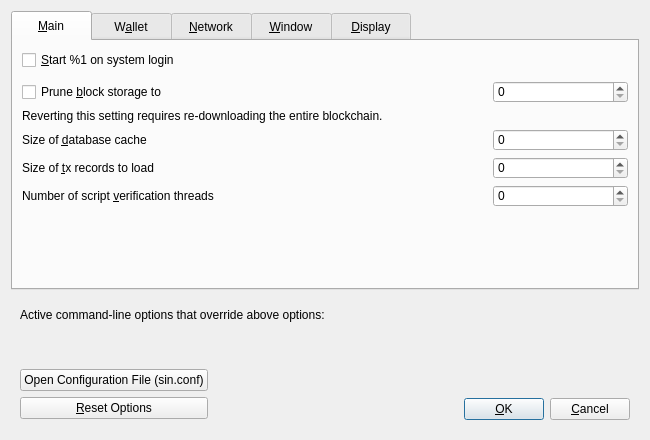
Before: the Qt Designer form src/qt/forms/optionsdialog.ui in hardwarewise/SIN-core, drawn with Qt 5.
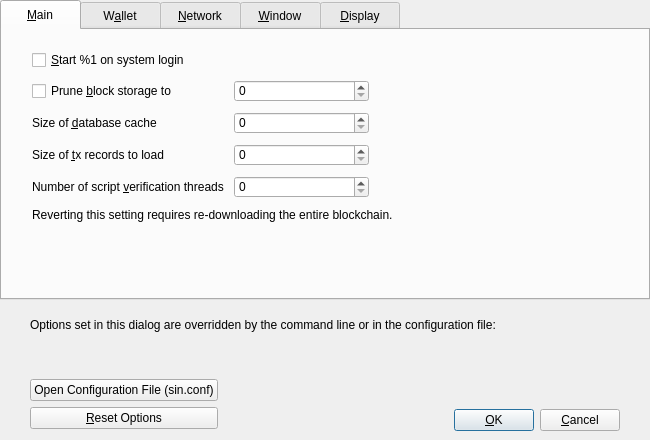
After: the same form once the commit is applied. Custom widgets are drawn as their Qt base class.

Diff of the .ui file:
```diff
--- a/src/qt/forms/optionsdialog.ui
+++ b/src/qt/forms/optionsdialog.ui
@@ -32,6 +32,18 @@
    <bool>true</bool>
   </property>
   <layout class="QVBoxLayout" name="verticalLayout">
+   <property name="leftMargin">
+    <number>0</number>
+   </property>
+   <property name="topMargin">
+    <number>0</number>
+   </property>
+   <property name="rightMargin">
+    <number>0</number>
+   </property>
+   <property name="bottomMargin">
+    <number>0</number>
+   </property>
    <item>
     <widget class="QTabWidget" name="tabWidget">
      <property name="styleSheet">
@@ -45,6 +57,21 @@
        <string>&amp;Main</string>
       </attribute>
       <layout class="QVBoxLayout" name="verticalLayout_Main">
+       <property name="spacing">
+        <number>10</number>
+       </property>
+       <property name="leftMargin">
+        <number>30</number>
+       </property>
+       <property name="topMargin">
+        <number>20</number>
+       </property>
+       <property name="rightMargin">
+        <number>30</number>
+       </property>
+       <property name="bottomMargin">
+        <number>20</number>
+       </property>
        <item>
         <widget class="QCheckBox" name="sinAtStartup">
          <property name="toolTip">
@@ -59,21 +86,119 @@
         </widget>
        </item>
        <item>
-        <spacer name="horizontalSpacer_0_Main">
-         <property name="orientation">
-          <enum>Qt::Horizontal</enum>
-         </property>
-         <property name="sizeHint" stdset="0">
-          <size>
-           <width>40</width>
-           <height>5</height>
-          </size>
-         </property>
-        </spacer>
-       </item>
-       <item>
-        <layout class="QHBoxLayout" name="horizontalLayout_Main_Prune">
-         <item>
+        <layout class="QGridLayout" name="gridLayout_3">
+         <item row="2" column="1">
+          <layout class="QHBoxLayout" name="horizontalLayout_3_Main">
+           <item>
+            <widget class="QSpinBox" name="recordsToLoad">
+             <property name="minimumSize">
+              <size>
+               <width>135</width>
+               <height>0</height>
+              </size>
+             </property>
+            </widget>
+           </item>
+           <item>
+            <spacer name="horizontalSpacer_2_Main">
+             <property name="orientation">
+              <enum>Qt::Horizontal</enum>
+             </property>
+             <property name="sizeHint" stdset="0">
+              <size>
+               <width>40</width>
+               <height>20</height>
+              </size>
+             </property>
+            </spacer>
+           </item>
+          </layout>
+         </item>
+         <item row="1" column="1">
+          <layout class="QHBoxLayout" name="horizontalLayout_2_Main">
+           <item>
+            <widget class="QSpinBox" name="databaseCache">
+             <property name="minimumSize">
+              <size>
+               <width>135</width>
+               <height>0</height>
+              </size>
+             </property>
+            </widget>
+           </item>
+           <item>
+            <spacer name="horizontalSpacer_2_Main">
+             <property name="orientation">
+              <enum>Qt::Horizontal</enum>
+             </property>
+             <property name="sizeHint" stdset="0">
+              <size>
+               <width>40</width>
+               <height>20</height>
+              </size>
+             </property>
+            </spacer>
+           </item>
+          </layout>
+         </item>
+         <item row="3" column="1">
+          <layout class="QHBoxLayout" name="horizontalLayout_Main_VerifyLabel">
+           <item>
+            <widget class="QSpinBox" name="threadsScriptVerif">
+             <property name="minimumSize">
+              <size>
+               <width>135</width>
+               <height>0</height>
+              </size>
+             </property>
+             <property name="toolTip">
+              <string>(0 = auto, &lt;0 = leave that many cores free)</string>
+             </property>
+            </widget>
+           </item>
+           <item>
+            <spacer name="horizontalSpacer_Main_Threads">
+             <property name="orientation">
+              <enum>Qt::Horizontal</enum>
+             </property>
+             <property name="sizeHint" stdset="0">
+              <size>
+               <width>40</width>
+               <height>20</height>
+              </size>
+             </property>
+            </spacer>
+           </item>
+          </layout>
+         </item>
+         <item row="0" column="1">
+          <layout class="QHBoxLayout" name="horizontalLayout_Main_Prune">
+           <item>
+            <widget class="QSpinBox" name="pruneSize">
+             <property name="minimumSize">
+              <size>
+               <width>135</width>
+               <height>0</height>
+              </size>
+             </property>
+            </widget>
+           </item>
+           <item>
+            <spacer name="horizontalSpacer_Main_Prune">
+             <property name="orientation">
+              <enum>Qt::Horizontal</enum>
+             </property>
+             <property name="sizeHint" stdset="0">
+              <size>
+               <width>40</width>
+               <height>20</height>
+              </size>
+             </property>
+            </spacer>
+           </item>
+          </layout>
+         </item>
+         <item row="0" column="0">
           <widget class="QCheckBox" name="prune">
            <property name="toolTip">
             <string>Disables some advanced features but all blocks will still be fully validated. Reverting this setting requires re-downloading the entire blockchain. Actual disk usage may be somewhat higher.</string>
@@ -83,44 +208,7 @@
            </property>
           </widget>
          </item>
-         <item>
-          <spacer name="horizontalSpacer_Main_Prune">
-           <property name="orientation">
-            <enum>Qt::Horizontal</enum>
-           </property>
-           <property name="sizeHint" stdset="0">
-            <size>
-             <width>40</width>
-             <height>20</height>
-            </size>
-           </property>
-          </spacer>
-         </item>
-         <item>
-          <widget class="QSpinBox" name="pruneSize">
-           <property name="minimumSize">
-            <size>
-             <width>135</width>
-             <height>0</height>
-            </size>
-           </property>
-          </widget>
-         </item>
-        </layout>
-       </item>
-       <item>
-        <widget class="QLabel" name="pruneWarning">
-         <property name="text">
-          <string>Reverting this setting requires re-downloading the entire blockchain.</string>
-         </property>
-         <property name="textFormat">
-          <enum>Qt::PlainText</enum>
-         </property>
-        </widget>
-       </item>
-       <item>
-        <layout class="QHBoxLayout" name="horizontalLayout_2_Main">
-         <item>
+         <item row="1" column="0">
           <widget class="QLabel" name="databaseCacheLabel">
            <property name="text">
             <string>Size of &amp;database cache</string>
@@ -133,34 +221,7 @@
            </property>
           </widget>
          </item>
-         <item>
-          <spacer name="horizontalSpacer_2_Main">
-           <property name="orientation">
-            <enum>Qt::Horizontal</enum>
-           </property>
-           <property name="sizeHint" stdset="0">
-            <size>
-             <width>40</width>
-             <height>20</height>
-            </size>
-           </property>
-          </spacer>
-         </item>
-         <item>
-          <widget class="QSpinBox" name="databaseCache">
-           <property name="minimumSize">
-            <size>
-             <width>135</width>
-             <height>0</height>
-            </size>
-           </property>
-          </widget>
-         </item>
-        </layout>
-       </item>
-       <item>
-        <layout class="QHBoxLayout" name="horizontalLayout_3_Main">
-         <item>
+         <item row="2" column="0">
           <widget class="QLabel" name="recordsToLoadLabel">
            <property name="text">
             <string>Size of &amp;tx records to load</string>
@@ -173,34 +234,7 @@
            </property>
           </widget>
          </item>
-         <item>
-          <spacer name="horizontalSpacer_2_Main">
-           <property name="orientation">
-            <enum>Qt::Horizontal</enum>
-           </property>
-           <property name="sizeHint" stdset="0">
-            <size>
-             <width>40</width>
-             <height>20</height>
-            </size>
-           </property>
-          </spacer>
-         </item>
-         <item>
-          <widget class="QSpinBox" name="recordsToLoad">
-           <property name="minimumSize">
-            <size>
-             <width>135</width>
-             <height>0</height>
-            </size>
-           </property>
-          </widget>
-         </item>
-        </layout>
-       </item>
-       <item>
-        <layout class="QHBoxLayout" name="horizontalLayout_Main_VerifyLabel">
-         <item>
+         <item row="3" column="0">
           <widget class="QLabel" name="threadsScriptVerifLabel">
            <property name="text">
             <string>Number of script &amp;verification threads</string>
@@ -213,36 +247,20 @@
            </property>
           </widget>
          </item>
-         <item>
-          <spacer name="horizontalSpacer_Main_Threads">
-           <property name="orientation">
-            <enum>Qt::Horizontal</enum>
+         <item row="4" column="0" colspan="2">
+          <widget class="QLabel" name="pruneWarning">
+           <property name="text">
+            <string>Reverting this setting requires re-downloading the entire blockchain.</string>
            </property>
-           <property name="sizeHint" stdset="0">
-            <size>
-             <width>40</width>
-             <height>20</height>
-            </size>
-           </property>
-          </spacer>
-         </item>
-         <item>
-          <widget class="QSpinBox" name="threadsScriptVerif">
-           <property name="minimumSize">
-            <size>
-             <width>135</width>
-             <height>0</height>
-            </size>
-           </property>
-           <property name="toolTip">
-            <string>(0 = auto, &lt;0 = leave that many cores free)</string>
+           <property name="textFormat">
+            <enum>Qt::PlainText</enum>
            </property>
           </widget>
          </item>
         </layout>
        </item>
        <item>
-        <spacer name="verticalSpacer_Main">
+        <spacer name="verticalSpacer_3">
          <property name="orientation">
           <enum>Qt::Vertical</enum>
          </property>
@@ -882,12 +900,18 @@
    <item>
     <widget class="QFrame" name="frame">
      <layout class="QVBoxLayout" name="verticalLayout_Bottom">
+      <property name="leftMargin">
+       <number>30</number>
+      </property>
+      <property name="rightMargin">
+       <number>30</number>
+      </property>
       <item>
        <layout class="QHBoxLayout" name="horizontalLayout_Bottom">
         <item>
          <widget class="QLabel" name="overriddenByCommandLineInfoLabel">
           <property name="text">
-           <string>Active command-line options that override above options:</string>
+           <string>Options set in this dialog are overridden by the command line or in the configuration file:</string>
           </property>
           <property name="textFormat">
            <enum>Qt::PlainText</enum>
@@ -927,7 +951,31 @@
    </item>
    <item>
     <widget class="QWidget" name="buttonsContainerWhite" native="true">
+     <property name="sizePolicy">
+      <sizepolicy hsizetype="Preferred" vsizetype="Fixed">
+       <horstretch>0</horstretch>
+       <verstretch>0</verstretch>
+      </sizepolicy>
+     </property>
+     <property name="maximumSize">
+      <size>
+       <width>16777215</width>
+       <height>70</height>
+      </size>
+     </property>
+     <property name="styleSheet">
+      <string notr="true"/>
+     </property>
      <layout class="QHBoxLayout" name="horizontalLayout_Buttons">
+      <property name="leftMargin">
+       <number>30</number>
+      </property>
+      <property name="rightMargin">
+       <number>30</number>
+      </property>
+      <property name="bottomMargin">
+       <number>9</number>
+      </property>
       <item>
        <layout class="QVBoxLayout" name="verticalLayout_Buttons">
         <item>
@@ -1047,6 +1095,12 @@
           </item>
           <item>
            <widget class="QPushButton" name="cancelButton">
+            <property name="minimumSize">
+             <size>
+              <width>80</width>
+              <height>0</height>
+             </size>
+            </property>
             <property name="text">
              <string>&amp;Cancel</string>
             </property>
```
Left out of the diff: 260 changed lines with no effect on the pictures.
